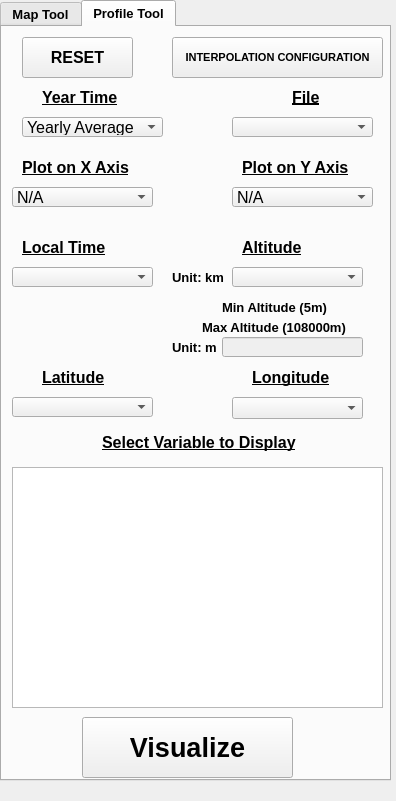
The window that mcd_visualizer_dockwidget_base_profiles.ui (davidsr21/mcd_visualizer) describes before a commit, drawn with Qt 5.
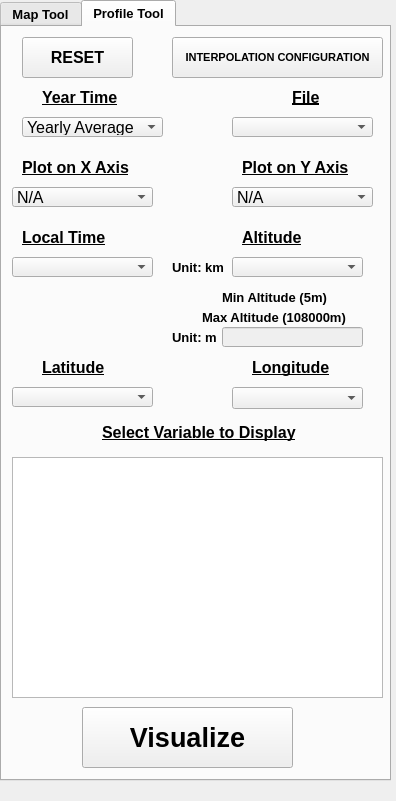
The same window after the commit.

Commit message: Profile tool enabled

```diff
--- a/mcd_visualizer_dockwidget_base_profiles.ui
+++ b/mcd_visualizer_dockwidget_base_profiles.ui
@@ -902,7 +902,7 @@
       <property name="geometry">
        <rect>
         <x>220</x>
-        <y>270</y>
+        <y>260</y>
         <width>171</width>
         <height>21</height>
        </rect>
@@ -927,7 +927,7 @@
       <property name="geometry">
        <rect>
         <x>220</x>
-        <y>310</y>
+        <y>300</y>
         <width>141</width>
         <height>20</height>
        </rect>
@@ -948,7 +948,7 @@
       <property name="geometry">
        <rect>
         <x>20</x>
-        <y>210</y>
+        <y>200</y>
         <width>111</width>
         <height>21</height>
        </rect>
@@ -970,7 +970,7 @@
       <property name="geometry">
        <rect>
         <x>200</x>
-        <y>290</y>
+        <y>280</y>
         <width>171</width>
         <height>21</height>
        </rect>
@@ -992,7 +992,7 @@
       <property name="geometry">
        <rect>
         <x>240</x>
-        <y>210</y>
+        <y>200</y>
         <width>71</width>
         <height>21</height>
        </rect>
@@ -1014,7 +1014,7 @@
       <property name="geometry">
        <rect>
         <x>230</x>
-        <y>240</y>
+        <y>230</y>
         <width>131</width>
         <height>20</height>
        </rect>
@@ -1037,7 +1037,7 @@
       <property name="geometry">
        <rect>
         <x>10</x>
-        <y>240</y>
+        <y>230</y>
         <width>141</width>
         <height>20</height>
        </rect>
@@ -1064,7 +1064,7 @@
       <property name="geometry">
        <rect>
         <x>40</x>
-        <y>340</y>
+        <y>330</y>
         <width>91</width>
         <height>21</height>
        </rect>
@@ -1086,7 +1086,7 @@
       <property name="geometry">
        <rect>
         <x>250</x>
-        <y>340</y>
+        <y>330</y>
         <width>101</width>
         <height>21</height>
        </rect>
@@ -1108,7 +1108,7 @@
       <property name="geometry">
        <rect>
         <x>10</x>
-        <y>440</y>
+        <y>430</y>
         <width>371</width>
         <height>241</height>
        </rect>
@@ -1132,7 +1132,7 @@
       <property name="geometry">
        <rect>
         <x>10</x>
-        <y>370</y>
+        <y>360</y>
         <width>141</width>
         <height>20</height>
        </rect>
@@ -1150,7 +1150,7 @@
       <property name="geometry">
        <rect>
         <x>100</x>
-        <y>400</y>
+        <y>390</y>
         <width>211</width>
         <height>31</height>
        </rect>
@@ -1172,7 +1172,7 @@
       <property name="geometry">
        <rect>
         <x>230</x>
-        <y>370</y>
+        <y>360</y>
         <width>131</width>
         <height>22</height>
        </rect>
@@ -1190,7 +1190,7 @@
       <property name="geometry">
        <rect>
         <x>80</x>
-        <y>690</y>
+        <y>680</y>
         <width>211</width>
         <height>61</height>
        </rect>
@@ -1255,7 +1255,7 @@
       <property name="geometry">
        <rect>
         <x>170</x>
-        <y>310</y>
+        <y>300</y>
         <width>51</width>
         <height>21</height>
        </rect>
@@ -1277,7 +1277,7 @@
       <property name="geometry">
        <rect>
         <x>170</x>
-        <y>240</y>
+        <y>230</y>
         <width>61</width>
         <height>21</height>
        </rect>
```
The commit also changes 2 other files.
